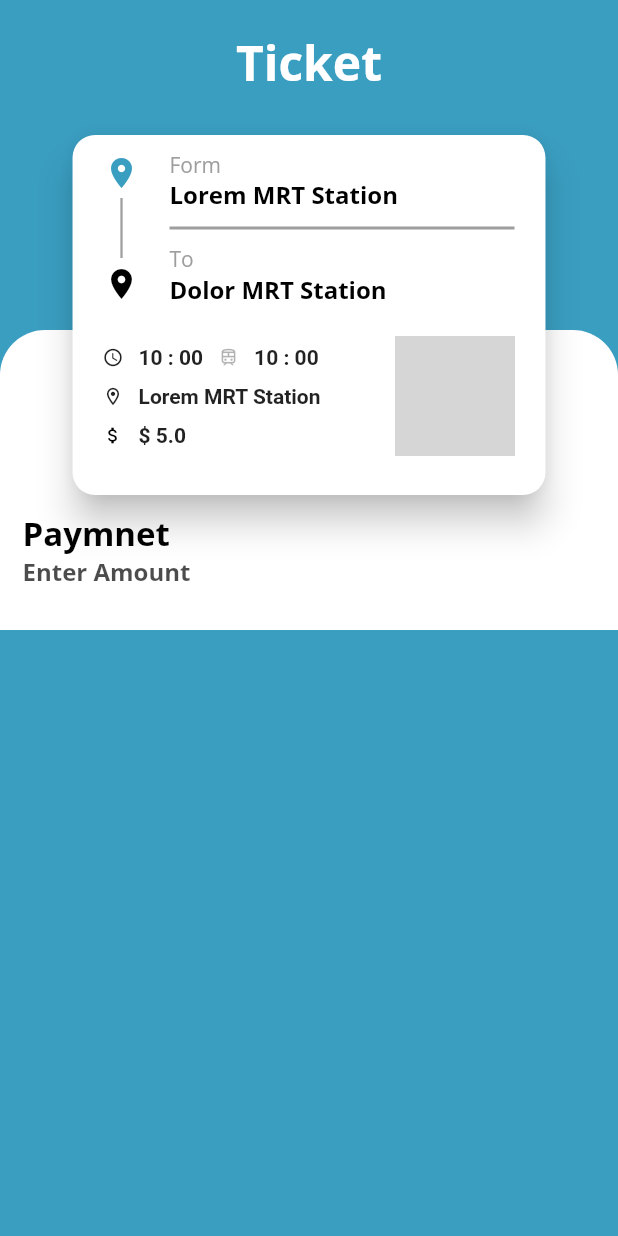
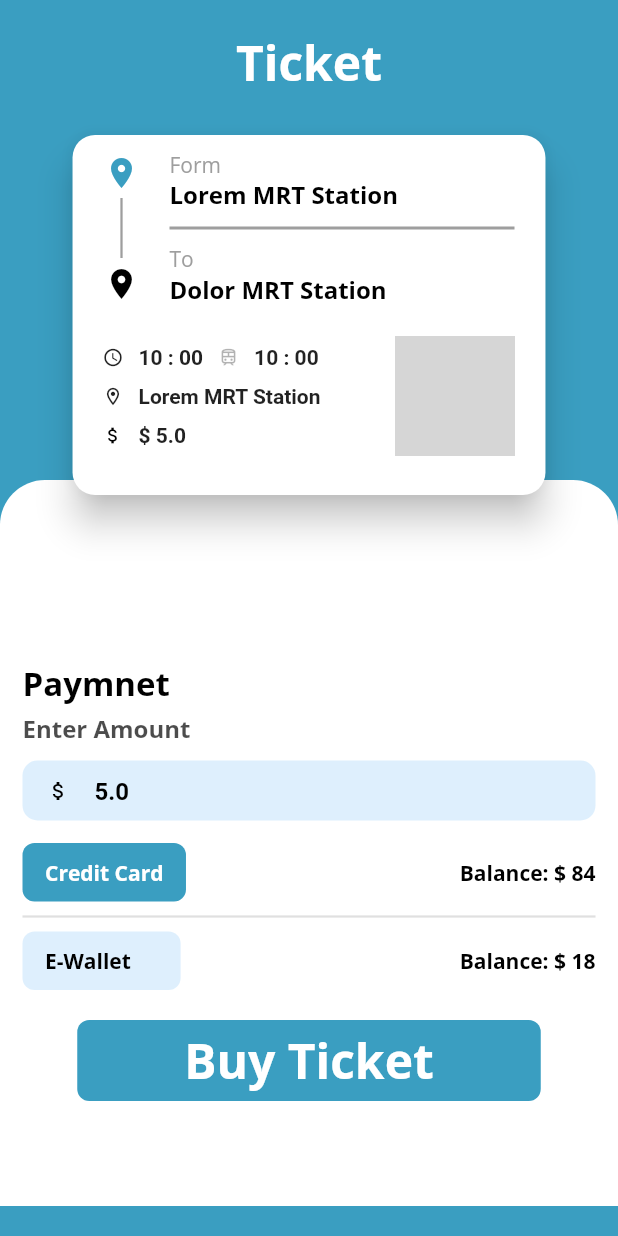
Before and after one commit to Pritom-Chaki/challenge_100_days, a Flutter app: the TicketPage screen opened directly, on a phone screen of 412 x 824 dp. Run offline on Flutter 3.47's test engine with Material 2 defaults, Android fonts, the phone set to English and light mode, and no system bars; our stand-ins replace google_fonts, percent_indicator; missing offline and left inert: flutter_sparkline; network calls fail; grey boxes are pictures that could not be loaded.

Commit message:
Day_3Done

```diff
--- a/lib/day_3/day_3_main.dart
+++ b/lib/day_3/day_3_main.dart
@@ -40,8 +40,9 @@ class _Day3MainState extends State<Day3Main> {
           ],
         ),
         CircleAvatar(
-          radius: 24,
-          backgroundColor: Colors.white,
+          radius: 24.0,
+          backgroundImage: NetworkImage('https://via.placeholder.com/150'),
+          backgroundColor: Colors.transparent,
         )
       ]),
     );
@@ -268,6 +269,16 @@ class _Day3MainState extends State<Day3Main> {
   @override
   Widget build(BuildContext context) {
     return Scaffold(
+      bottomNavigationBar: BottomNavigationBar(
+        backgroundColor: Colors.white,
+        items: [
+          BottomNavigationBarItem(icon: Icon(Icons.home, size: 32), label: ''),
+          BottomNavigationBarItem(
+              icon: Icon(Icons.person, size: 32), label: ''),
+          BottomNavigationBarItem(
+              icon: Icon(Icons.location_on, size: 32), label: ''),
+        ],
+      ),
       body: SingleChildScrollView(
         child: Container(
           padding: EdgeInsets.symmetric(horizontal: 0.0, vertical: 40.0),
--- a/lib/day_3/ticket.dart
+++ b/lib/day_3/ticket.dart
@@ -180,9 +180,9 @@ class _TicketPageState extends State<TicketPage> {
                     color: Colors.white,
                     fontWeight: FontWeight.bold))),
             Positioned(
-              top: 200,
+              bottom: 0,
               child: Container(
-                height: 200,
+                // height: 200,
                 width: MediaQuery.of(context).size.width,
                 padding: EdgeInsets.only(top: 120.0, left: 15.0, right: 15.0),
                 decoration: BoxDecoration(
@@ -198,11 +198,108 @@ class _TicketPageState extends State<TicketPage> {
                             fontSize: 22,
                             color: Colors.black,
                             fontWeight: FontWeight.bold))),
+                    SizedBox(height: 5.0),
                     Text('Enter Amount',
                         style: fontStyleMethod(TextStyle(
                             fontSize: 16,
                             color: Colors.black.withOpacity(0.7),
                             fontWeight: FontWeight.bold))),
+                    SizedBox(height: 10.0),
+                    Container(
+                      height: 40.0,
+                      decoration: BoxDecoration(
+                          borderRadius: BorderRadius.circular(10.0),
+                          color: Colors.blue.withOpacity(0.15)),
+                      child: Row(
+                        children: [
+                          IconButton(
+                              onPressed: () {},
+                              icon: Icon(
+                                Icons.attach_money,
+                                color: Colors.black,
+                                size: 16,
+                              )),
+                          Expanded(
+                            child: TextField(
+                              maxLines: 1,
+                              decoration: InputDecoration(
+                                  border: InputBorder.none,
+                                  hintText: '5.0',
+                                  hintStyle: TextStyle(
+                                      color: Colors.black,
+                                      fontWeight: FontWeight.bold)),
+                            ),
+                          ),
+                        ],
+                      ),
+                    ),
+                    SizedBox(height: 15.0),
+                    Row(
+                      mainAxisAlignment: MainAxisAlignment.spaceBetween,
+                      children: [
+                        Container(
+                          padding: EdgeInsets.symmetric(
+                              horizontal: 15.0, vertical: 10.0),
+                          decoration: BoxDecoration(
+                              borderRadius: BorderRadius.circular(8.0),
+                              color: Challenge.color('3A9EC1')),
+                          child: Text('Credit Card',
+                              style: fontStyleMethod(TextStyle(
+                                  fontSize: 14,
+                                  color: Colors.white,
+                                  fontWeight: FontWeight.bold))),
+                        ),
+                        Text('Balance: \$ 84',
+                            style: fontStyleMethod(TextStyle(
+                                fontSize: 14,
+                                color: Colors.black,
+                                fontWeight: FontWeight.bold))),
+                      ],
+                    ),
+                    Divider(height: 20.0, thickness: 1.5),
+                    Row(
+                      mainAxisAlignment: MainAxisAlignment.spaceBetween,
+                      children: [
+                        Container(
+                          padding: EdgeInsets.symmetric(
+                              horizontal: 15.0, vertical: 10.0),
+                          decoration: BoxDecoration(
+                              borderRadius: BorderRadius.circular(8.0),
+                              color: Colors.blue.withOpacity(0.15)),
+                          child: Text('E-Wallet     ',
+                              style: fontStyleMethod(TextStyle(
+                                  fontSize: 14,
+                                  color: Colors.black,
+                                  fontWeight: FontWeight.bold))),
+                        ),
+                        Text('Balance: \$ 18',
+                            style: fontStyleMethod(TextStyle(
+                                fontSize: 14,
+                                color: Colors.black,
+                                fontWeight: FontWeight.bold))),
+                      ],
+                    ),
+                    SizedBox(height: 20.0),
+                    Center(
+                      child: Container(
+                        padding: EdgeInsets.symmetric(
+                            horizontal: 15.0, vertical: 5.0),
+                        width: MediaQuery.of(context).size.width * .75,
+                        decoration: BoxDecoration(
+                            borderRadius: BorderRadius.circular(8.0),
+                            color: Challenge.color('3A9EC1')),
+                        child: Center(
+                          child: Text('Buy Ticket',
+                              style: fontStyleMethod(TextStyle(
+                                  fontSize: 32,
+                                  color: Colors.white,
+                                  fontWeight: FontWeight.bold))),
+                        ),
+                      ),
+                    ),
+                    SizedBox(
+                      height: 70,
+                    )
                   ],
                 ),
               ),
--- a/lib/main.dart
+++ b/lib/main.dart
@@ -17,7 +17,7 @@ class MyApp extends StatelessWidget {
       theme: ThemeData(
         primarySwatch: Colors.blue,
       ),
-      home: TicketPage(),
+      home: Day3Main(),
     );
   }
 }
```
Also changed, not shown: 1 other file.
